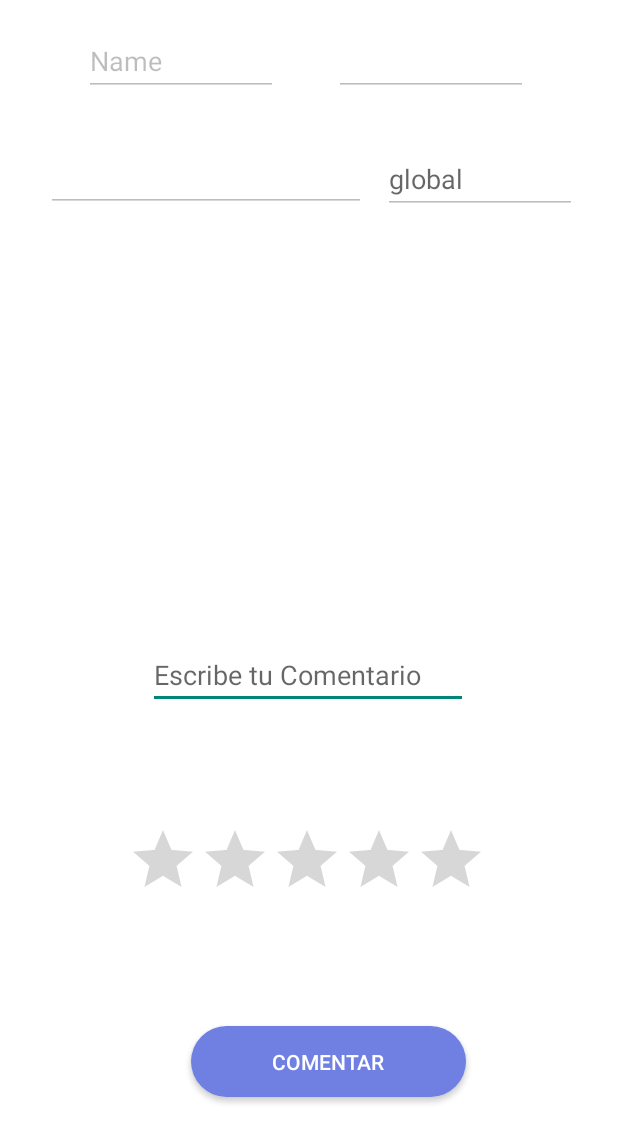
After one commit to 0ctor0k/bussrute-AndroidStudio, an Android app: the fragment agregarComentarioFragment shown on its own in the app's theme, on a phone screen of 412 x 824 dp. The commit adds this screen. Shown: the top 1143 px of the screen. Run offline under Robolectric (Android 15) with nearby library versions, the phone set to English and light mode, and no system bars; our stand-ins replace Volley; network calls fail.

Commit message:
agregar comentario

```diff
--- a/app/build.gradle.kts
+++ b/app/build.gradle.kts
@@ -38,6 +38,7 @@ android {
 
 dependencies {
 
+    implementation ("de.hdodenhof:circleimageview:3.1.0")
     implementation("androidx.core:core-ktx:1.9.0")
     implementation("androidx.appcompat:appcompat:1.6.1")
     implementation("com.google.android.material:material:1.9.0")
--- /dev/null
+++ b/app/src/main/java/com/example/bussrute/SharedViewModel.kt
@@ -0,0 +1,8 @@
+import androidx.lifecycle.MutableLiveData
+import androidx.lifecycle.ViewModel
+
+class SharedViewModel : ViewModel() {
+    val selectedId: MutableLiveData<String> by lazy {
+        MutableLiveData<String>()
+    }
+}
--- /dev/null
+++ b/app/src/main/java/com/example/bussrute/agregarComentarioFragment.kt
@@ -0,0 +1,172 @@
+package com.example.bussrute
+
+import SharedViewModel
+import android.app.ProgressDialog
+import android.content.Context
+import android.os.Bundle
+import android.text.Editable
+import androidx.fragment.app.Fragment
+import android.view.LayoutInflater
+import android.view.View
+import android.view.ViewGroup
+import android.widget.ArrayAdapter
+import android.widget.Button
+import android.widget.EditText
+import android.widget.RatingBar
+import android.widget.Toast
+import androidx.fragment.app.activityViewModels
+import androidx.lifecycle.Observer
+import com.android.volley.Request
+import com.android.volley.Response
+import com.android.volley.toolbox.JsonArrayRequest
+import com.android.volley.toolbox.JsonObjectRequest
+import com.android.volley.toolbox.StringRequest
+import com.android.volley.toolbox.Volley
+import com.example.bussrute.modelo.Ruta
+import org.json.JSONException
+
+class agregarComentarioFragment : Fragment() {
+
+    private lateinit var usuarioCom: EditText
+    private lateinit var agregarCom: Button
+    private lateinit var descripCom: EditText
+    private lateinit var valoracionCom: RatingBar
+    private lateinit var rutaCom: EditText
+    private lateinit var idusu: EditText
+    private lateinit var idRutaCom: EditText
+    val model: SharedViewModel by activityViewModels()
+
+    override fun onCreate(savedInstanceState: Bundle?) {
+        super.onCreate(savedInstanceState)
+        arguments?.let {
+
+        }
+    }
+    override fun onCreateView(
+        inflater: LayoutInflater, container: ViewGroup?,
+        savedInstanceState: Bundle?
+    ): View? {
+
+        // Inflate the layout for this fragment
+        return inflater.inflate(R.layout.fragment_agregar_comentario, container, false)
+
+    }
+    override fun onViewCreated(view: View, savedInstanceState: Bundle?) {
+        super.onViewCreated(view, savedInstanceState)
+
+        // Obtén una referencia a tu EditText
+        usuarioCom = view.findViewById(R.id.usuarioCom)
+        agregarCom = view.findViewById(R.id.agregarCom)
+        descripCom = view.findViewById(R.id.descripCom)
+        valoracionCom = view.findViewById(R.id.valoracionCom)
+        rutaCom = view.findViewById(R.id.rutaCom)
+        idusu = view.findViewById(R.id.idusu)
+        idRutaCom = view.findViewById(R.id.idRutaCom)
+
+
+        model.selectedId.observe(viewLifecycleOwner, Observer { id ->
+
+                idRutaCom.setText(id)
+                obtenerRuta(id)
+
+
+        })
+
+        agregarCom.setOnClickListener { agregar() }
+
+        // Obtén el nombre del usuario desde el servidor
+        val sharedPreferences = this.requireActivity().getSharedPreferences("MyApp", Context.MODE_PRIVATE)
+        val idUsuario = sharedPreferences.getString("idUsuario", "")
+
+        val url = "https://bussrute.pythonanywhere.com/usuario/$idUsuario"
+
+        val requestQueue = Volley.newRequestQueue(this.requireActivity())
+
+        val request = JsonObjectRequest(
+            Request.Method.GET,
+            url,
+            null,
+            Response.Listener { response ->
+                val nombreUsuario = response.getString("usuNombre")
+                // Establece el texto del EditText al nombre del usuario
+                usuarioCom.text = Editable.Factory.getInstance().newEditable(nombreUsuario)
+                if (this::usuarioCom.isInitialized) {
+                    usuarioCom.text = Editable.Factory.getInstance().newEditable(nombreUsuario)
+                }
+                // Encuentra el EditText por su ID y establece el texto al ID del usuario
+                val idusuEditText = requireActivity().findViewById<EditText>(R.id.idusu)
+                idusuEditText.text = Editable.Factory.getInstance().newEditable(idUsuario)
+                idusuEditText.visibility = View.GONE
+
+                requireActivity().invalidateOptionsMenu() // Esto hará que se llame a onPrepareOptionsMenu()
+            },
+            Response.ErrorListener { error ->
+                Toast.makeText(this.requireActivity(), "Error: ${error.message}", Toast.LENGTH_LONG).show()
+            }
+        )
+        // Añade la solicitud a la cola de solicitudes
+        requestQueue.add(request)
+
+
+
+    }
+    fun obtenerRuta(id: String) {
+        val url = "https://bussrute.pythonanywhere.com/rutaAndroid/$id"
+        val queue = Volley.newRequestQueue(requireContext())
+        val jsonObjectRequest = JsonObjectRequest(
+            Request.Method.GET, url, null,
+            { response ->
+                try {
+                    val rutNumero = response.getString("rutNumero")
+
+                    // Asegúrate de tener una referencia a tu EditText rutaCom
+                    val rutaCom: EditText = requireView().findViewById(R.id.rutaCom)
+                    rutaCom.setText("Ruta: $rutNumero")
+
+
+                } catch (e: JSONException) {
+                    e.printStackTrace()
+                }
+            }, { error ->
+                Toast.makeText(requireContext(), error.toString(), Toast.LENGTH_SHORT).show()
+            })
+        queue.add(jsonObjectRequest)
+    }
+    private fun agregar() {
+        val url = "https://bussrute.pythonanywhere.com/comentario"
+        val queve = Volley.newRequestQueue(requireActivity())
+        val progresBar = ProgressDialog.show(requireActivity(), "Enviando Datos...", "espere por favor")
+        val resultadoPost = object : StringRequest(
+            com.android.volley.Request.Method.POST,url,
+            Response.Listener<String> {response->
+                progresBar.dismiss()
+                Toast.makeText(requireActivity(), "Comentario agregado exitosamente",Toast.LENGTH_LONG).show()
+                clean()
+            }, Response.ErrorListener { error ->
+                progresBar.dismiss()
+                Toast.makeText(requireActivity(), "Error ${error.message}", Toast.LENGTH_LONG).show()
+            })
+        {
+            override fun getParams(): MutableMap<String, String?> {
+                val parametros = HashMap<String,String?>()
+                parametros.put("comDescripcion", descripCom.text.toString())
+                parametros.put("comValoracion", valoracionCom.rating.toString())
+                parametros.put("comUsuario", idusu.text.toString())
+                parametros.put("comRuta", idRutaCom.text?.toString())
+
+                return parametros
+            }
+        }
+        queve.add(resultadoPost)
+    }
+
+    fun clean(){
+
+        idRutaCom.text.clear()
+        rutaCom.text.clear()
+        descripCom.text.clear()
+        valoracionCom.rating = 0f
+    }
+
+
+}
--- a/app/src/main/java/com/example/bussrute/comentariosFragment.kt
+++ b/app/src/main/java/com/example/bussrute/comentariosFragment.kt
@@ -19,6 +19,7 @@ class comentariosFragment : Fragment() {
 
     private lateinit var listarComentario: MutableList<Comentario>
     private lateinit var listaViewComentario: ListView
+    private lateinit var listaComentario: List<Comentario>
 
     override fun onCreateView(
         inflater: LayoutInflater, container: ViewGroup?,
--- /dev/null
+++ b/app/src/main/res/drawable/circle.xml
@@ -0,0 +1,6 @@
+<?xml version="1.0" encoding="utf-8"?>
+<shape xmlns:android="http://schemas.android.com/apk/res/android" >
+    <solid android:color="#FFFFFF" />
+    <corners android:radius="1000dp" />
+    <stroke android:color="#FFFFFF" android:width="3dp"/>
+</shape>
--- /dev/null
+++ b/app/src/main/res/layout/fragment_agregar_comentario.xml
@@ -0,0 +1,121 @@
+<?xml version="1.0" encoding="utf-8"?>
+<FrameLayout xmlns:android="http://schemas.android.com/apk/res/android"
+    xmlns:app="http://schemas.android.com/apk/res-auto"
+    xmlns:tools="http://schemas.android.com/tools"
+    android:layout_width="match_parent"
+    android:layout_height="match_parent"
+    tools:context=".agregarComentarioFragment"
+    android:background="@android:color/white">
+
+    <!-- TODO: Update blank fragment layout -->
+
+
+    <androidx.constraintlayout.widget.ConstraintLayout
+        android:layout_width="match_parent"
+        android:layout_height="match_parent">
+
+        <Button
+            android:id="@+id/agregarCom"
+            android:layout_width="183dp"
+            android:layout_height="47dp"
+            android:background="@drawable/button_background"
+            android:text="Comentar"
+            android:textColor="#FFFFFF"
+            app:layout_constraintBottom_toBottomOf="parent"
+            app:layout_constraintEnd_toEndOf="parent"
+            app:layout_constraintHorizontal_bias="0.557"
+            app:layout_constraintStart_toStartOf="parent"
+            app:layout_constraintTop_toTopOf="parent"
+            app:layout_constraintVertical_bias="0.881" />
+
+        <EditText
+            android:id="@+id/usuarioCom"
+            android:layout_width="wrap_content"
+            android:layout_height="wrap_content"
+            android:ems="10"
+            android:enabled="false"
+            android:gravity="center_horizontal"
+            android:inputType="text"
+            app:layout_constraintBottom_toBottomOf="parent"
+            app:layout_constraintEnd_toEndOf="parent"
+            app:layout_constraintHorizontal_bias="0.154"
+            app:layout_constraintStart_toStartOf="parent"
+            app:layout_constraintTop_toTopOf="parent"
+            app:layout_constraintVertical_bias="0.123" />
+
+        <EditText
+            android:id="@+id/idusu"
+            android:layout_width="129dp"
+            android:layout_height="46dp"
+            android:ems="10"
+            android:enabled="false"
+            android:inputType="text"
+            android:text="Name"
+            app:layout_constraintBottom_toBottomOf="parent"
+            app:layout_constraintEnd_toEndOf="parent"
+            app:layout_constraintHorizontal_bias="0.198"
+            app:layout_constraintStart_toStartOf="parent"
+            app:layout_constraintTop_toTopOf="parent"
+            app:layout_constraintVertical_bias="0.023" />
+
+        <EditText
+            android:id="@+id/idRutaCom"
+            android:layout_width="129dp"
+            android:layout_height="46dp"
+            android:ems="10"
+            android:enabled="false"
+            android:inputType="text"
+            android:text=""
+            app:layout_constraintBottom_toBottomOf="parent"
+            app:layout_constraintEnd_toEndOf="parent"
+            app:layout_constraintHorizontal_bias="0.787"
+            app:layout_constraintStart_toStartOf="parent"
+            app:layout_constraintTop_toTopOf="parent"
+            app:layout_constraintVertical_bias="0.023" />
+
+        <EditText
+            android:id="@+id/rutaCom"
+            android:layout_width="129dp"
+            android:layout_height="46dp"
+            android:ems="10"
+            android:enabled="false"
+            android:hint="global"
+            android:inputType="text"
+            app:layout_constraintBottom_toBottomOf="parent"
+            app:layout_constraintEnd_toEndOf="parent"
+            app:layout_constraintHorizontal_bias="0.904"
+            app:layout_constraintStart_toStartOf="parent"
+            app:layout_constraintTop_toTopOf="parent"
+            app:layout_constraintVertical_bias="0.124" />
+
+        <EditText
+            android:id="@+id/descripCom"
+            android:layout_width="wrap_content"
+            android:layout_height="wrap_content"
+            android:ems="10"
+            android:gravity="start|top"
+            android:hint="Escribe tu Comentario"
+            android:inputType="textMultiLine"
+            app:layout_constraintBottom_toBottomOf="parent"
+            app:layout_constraintEnd_toEndOf="parent"
+            app:layout_constraintHorizontal_bias="0.497"
+            app:layout_constraintStart_toStartOf="parent"
+            app:layout_constraintTop_toTopOf="parent"
+            app:layout_constraintVertical_bias="0.549" />
+
+        <RatingBar
+            android:id="@+id/valoracionCom"
+            android:layout_width="243dp"
+            android:layout_height="55dp"
+            android:numStars="5"
+            android:stepSize="1.0"
+            android:progressTint="@color/yellow"
+            app:layout_constraintBottom_toBottomOf="parent"
+            app:layout_constraintEnd_toEndOf="parent"
+            app:layout_constraintStart_toStartOf="parent"
+            app:layout_constraintTop_toTopOf="parent"
+            app:layout_constraintVertical_bias="0.715" />
+
+
+    </androidx.constraintlayout.widget.ConstraintLayout>
+</FrameLayout>
--- a/app/src/main/res/values/colors.xml
+++ b/app/src/main/res/values/colors.xml
@@ -4,4 +4,5 @@
     <color name="white">#FFFFFFFF</color>
     <color name="normal_color">#FF5733</color>
     <color name="pressed_color">#FFC300</color>
+    <color name="yellow">#FFFF00</color>
 </resources>
```
Also changed, not shown: app/src/main/java/com/example/bussrute/Adaptador.kt (+4 -3 lines), app/src/main/java/com/example/bussrute/AdaptadorFavorito.kt (+10 -10 lines), app/src/main/java/com/example/bussrute/pantallaPrincipalFragment.kt (+25 -0 lines), app/src/main/res/layout/fragment_comentarios.xml (+7 -2 lines), app/src/main/res/layout/layoutcomentario.xml (+29 -23 lines), app/src/main/res/drawable/definitive.png (added), app/src/main/res/drawable/user.png (deleted).
